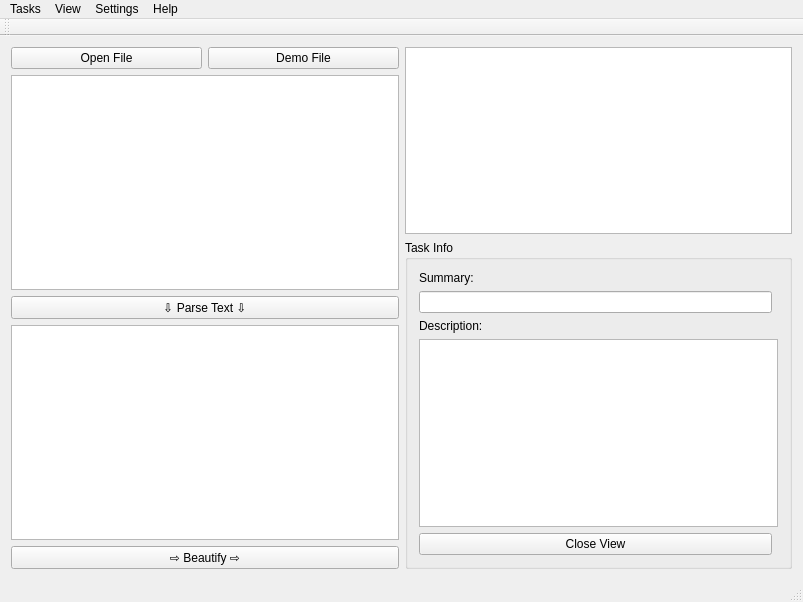
This is mainwindow.ui in Tercus/ToDo as Qt 5 draws it before an edit. The edited form follows.
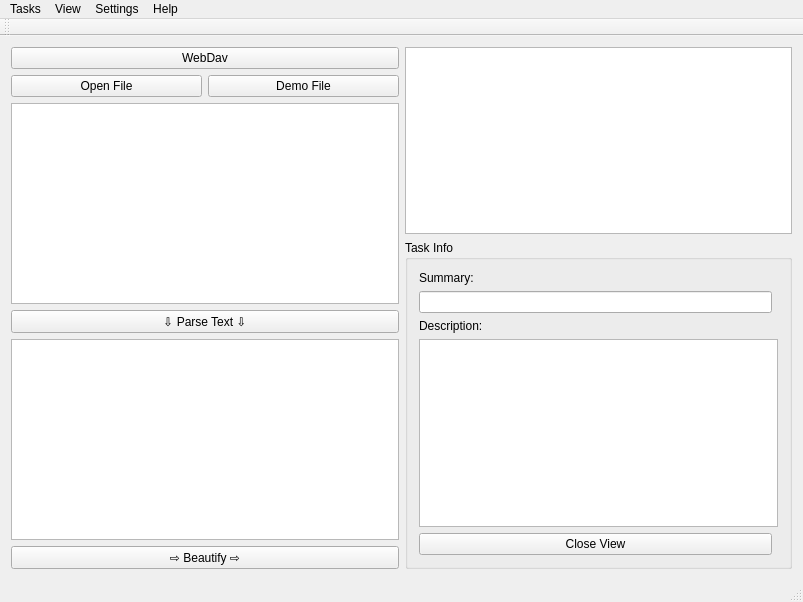
This is the edited form.

Commit message:
drop webdav, minor cleamup
couldn't get webdav to work and did some little cleanup

```diff
--- a/mainwindow.ui
+++ b/mainwindow.ui
@@ -17,6 +17,13 @@
    <layout class="QHBoxLayout" name="horizontalLayout_2">
     <item>
      <layout class="QVBoxLayout" name="verticalLayout_2">
+      <item>
+       <widget class="QPushButton" name="pushButton_webdav">
+        <property name="text">
+         <string>WebDav</string>
+        </property>
+       </widget>
+      </item>
       <item>
        <layout class="QHBoxLayout" name="horizontalLayout">
         <item>
```
Left out of the diff: 3 changed lines with no effect on the pictures. The commit also changes 3 other files.
